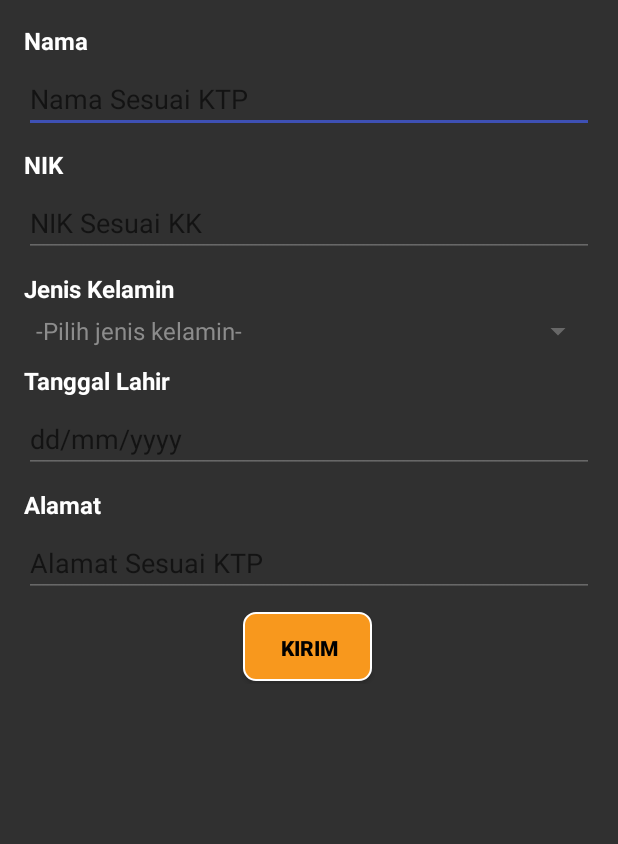
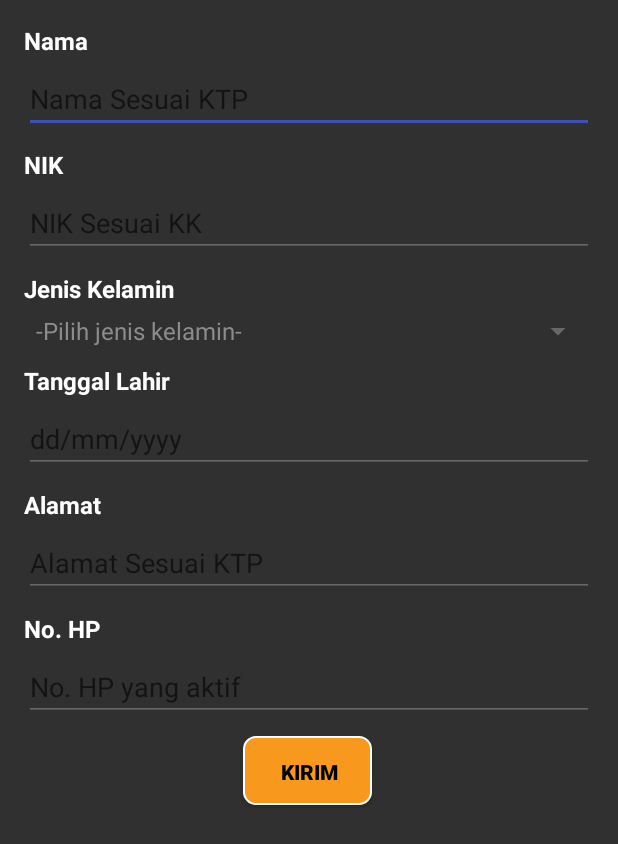
Before and after one commit to HD-Project/SistemInformasiKesehatan, an Android app: the regis_pasien_baru screen opened directly, with no data from a screen before it, on a phone screen of 412 x 824 dp. Shown: the top 844 px of the screen. Run offline under Robolectric (Android 15) with nearby library versions, the phone set to English and light mode, and no system bars.

Commit message:
ganti jadi 3 menu

```diff
--- a/app/src/main/res/layout/activity_regis_pasien_baru.xml
+++ b/app/src/main/res/layout/activity_regis_pasien_baru.xml
@@ -11,7 +11,7 @@
         android:layout_width="match_parent"
         android:layout_height="match_parent"
         android:orientation="vertical"
-        android:weightSum="6">
+        android:weightSum="7">
 
         <LinearLayout
             android:layout_width="match_parent"
@@ -131,6 +131,29 @@
                 android:hint="Alamat Sesuai KTP" />
         </LinearLayout>
 
+        <LinearLayout
+            android:layout_width="match_parent"
+            android:layout_height="wrap_content"
+            android:layout_weight="1"
+            android:orientation="vertical"
+            android:weightSum="2">
+
+            <TextView
+                style="@style/tulisanPutih"
+                android:layout_width="match_parent"
+                android:layout_height="wrap_content"
+                android:layout_marginBottom="5dp"
+                android:layout_weight="1"
+                android:text="No. HP" />
+
+            <EditText
+                android:layout_width="match_parent"
+                android:layout_height="wrap_content"
+                android:layout_marginBottom="10dp"
+                android:layout_weight="1"
+                android:hint="No. HP yang aktif" />
+        </LinearLayout>
+
         <Button
             android:layout_width="wrap_content"
             android:layout_height="wrap_content"
```
Also changed, not shown: app/src/main/res/layout/activity_main.xml (+7 -1 lines), app/src/main/res/layout/activity_regis_pasien_lama.xml (+24 -1 lines).
